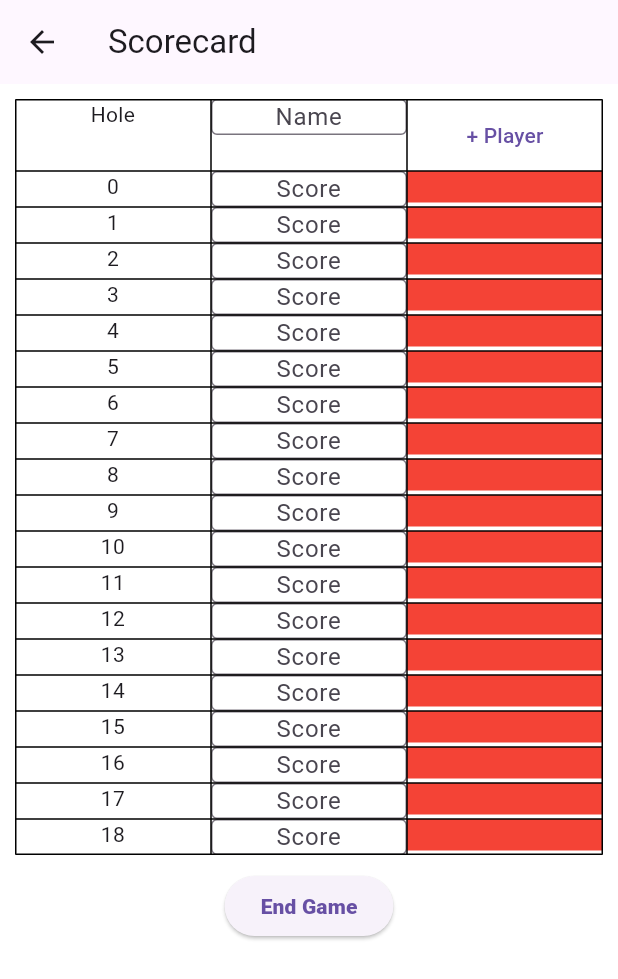
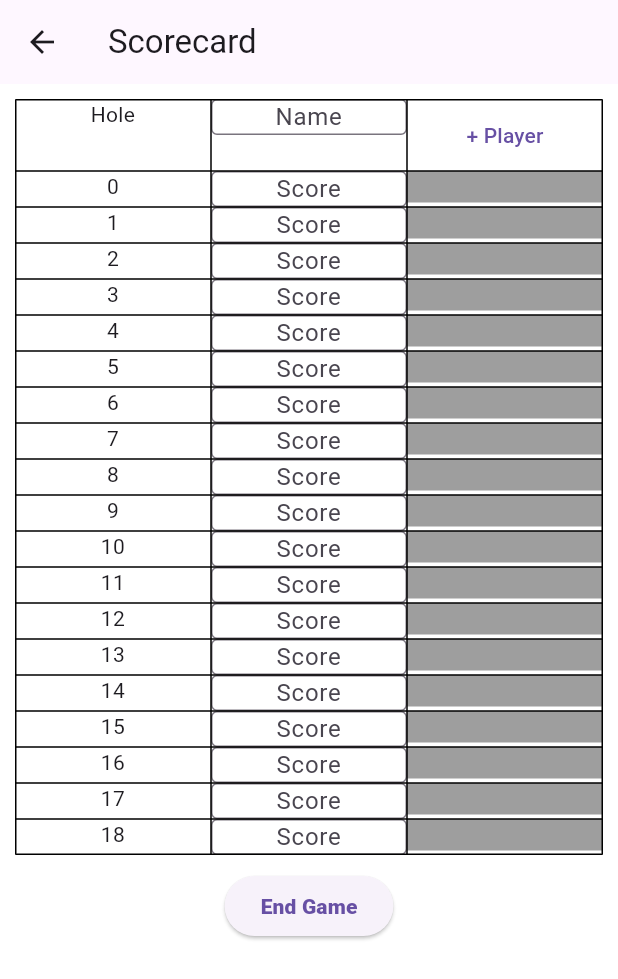
Before and after one commit to Pirkhs/ParPal, a Flutter app: the Scorecard screen opened directly, on a phone screen of 412 x 824 dp. Shown: the top 979 px of the screen. Run offline on Flutter 3.47's test engine with Material 3 defaults, Android fonts, the light colour scheme and no system bars.

Commit message:
table now scrollable for extremelly large screens

```diff
--- a/lib/scorecard.dart
+++ b/lib/scorecard.dart
@@ -28,7 +28,8 @@ class _ScorecardState extends State<Scorecard> {
       appBar: AppBar(
         title: const Text("Scorecard")
       ),
-      body: Column(
+      body: SingleChildScrollView(
+        child: Column(
         children: [
           Container(
             margin: const EdgeInsets.all(10),
@@ -57,7 +58,7 @@ class _ScorecardState extends State<Scorecard> {
 
                       // const SizedBox.shrink(),
                       Container (
-                        color: Colors.red,
+                        color: Colors.grey,
                         child: const Text("")
                       )
                     ]
@@ -69,6 +70,7 @@ class _ScorecardState extends State<Scorecard> {
           StyledButton(onPressed: () {}, text: "End Game"),
         ],
       )
+      )
     );
   }
 }
```
